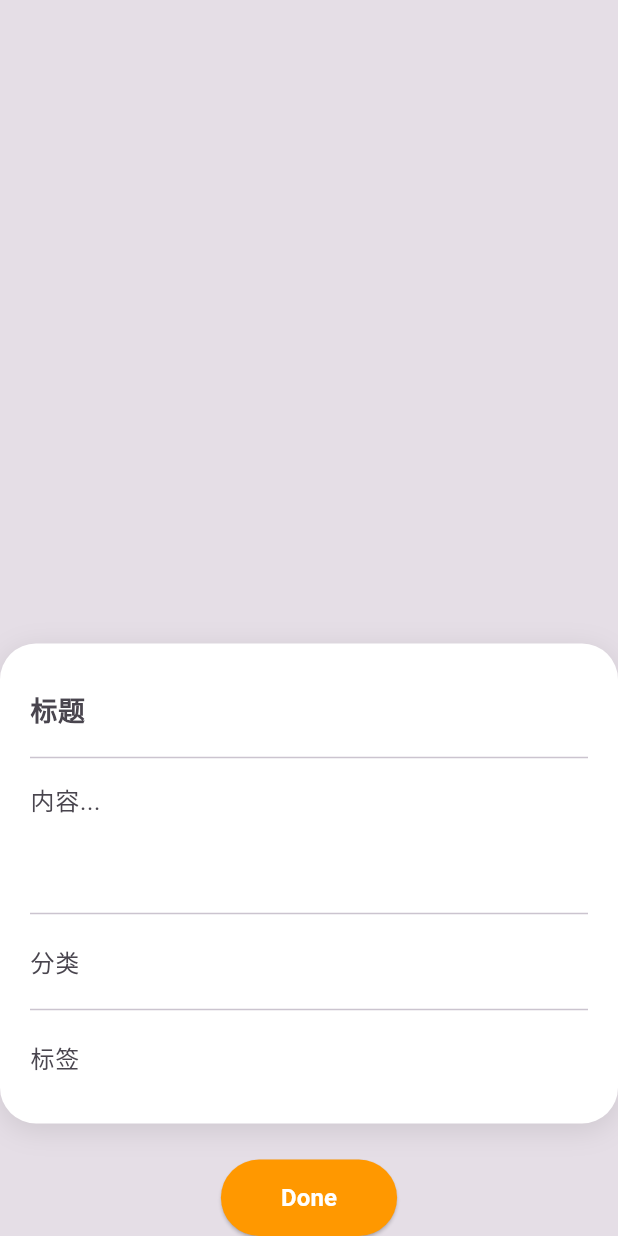
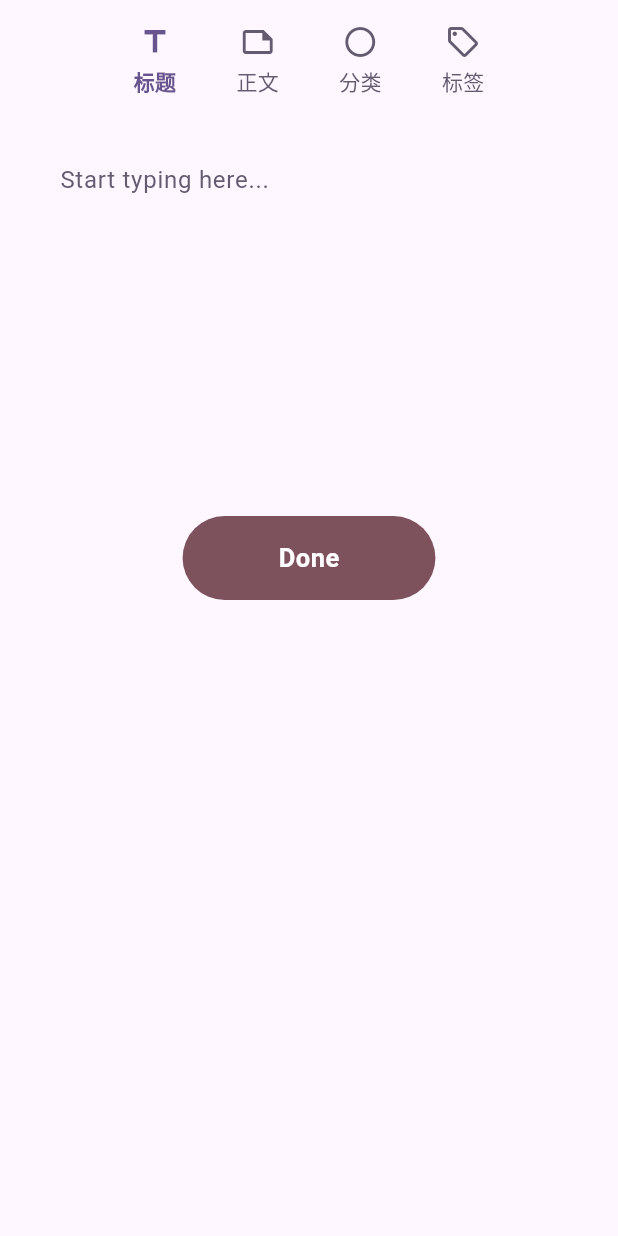
Before and after one commit to future-gole/notebook, a Flutter app: the EditNotePage widget shown alone on an empty page, opened directly with empty values, after a tap on "Done", on a phone screen of 412 x 824 dp. Run offline on Flutter 3.47's test engine with Material 3 defaults, Android fonts, the phone set to English and light mode, and no system bars; our stand-ins replace flutter_riverpod, flutter_svg, isar_community, logger; missing offline and left inert: any_link_preview; accounts and stored records are empty; generated files the repository leaves out were written again.

Commit message:
feat: 美化分享界面UI

```diff
--- a/lib/HomeScreen.dart
+++ b/lib/HomeScreen.dart
@@ -9,8 +9,6 @@ import 'package:notebook/providers/nav_providers.dart';
 import 'package:notebook/providers/note_providers.dart';
 import 'package:notebook/server/note_service.dart';
 import 'package:notebook/util/logger_service.dart';
-import 'package:share_handler/share_handler.dart';
-
 final String tag = "HomeScreen";
 class HomeScreen extends ConsumerWidget {
 
@@ -86,7 +84,10 @@ class HomeScreen extends ConsumerWidget {
                         return noteItem(note, noteService);
                   });
                 },
-                error: (error,stack) => Center(child: Text('加载笔记失败: $error')),
+                error: (error,stack) {
+                  log.e(tag, "stack: $error,stack:$stack");
+                  return Center(child: Text('加载笔记失败'));
+                },
                 loading: () => Center(child: CircularProgressIndicator()))
           ),
         ],
--- a/lib/page/edit_note_page.dart
+++ b/lib/page/edit_note_page.dart
@@ -1,17 +1,15 @@
 // 路径: lib/pages/edit_note_page.dart
-import 'dart:ui';
-
 import 'package:flutter/material.dart';
 import 'package:flutter_riverpod/flutter_riverpod.dart';
 import 'package:notebook/providers/note_providers.dart';
-import 'package:notebook/server/note_service.dart';
 
-import 'package:notebook/services/share_background_service.dart';
+// 标签页枚举
+enum EditTab { title, content, tags, spaces }
 
 class EditNotePage extends ConsumerStatefulWidget {
   final String initialTitle;
   final String initialContent;
-  final VoidCallback onDone; // 添加 onDone 回调
+  final VoidCallback onDone;
   final int id;
 
   const EditNotePage({
@@ -25,128 +23,274 @@ class EditNotePage extends ConsumerStatefulWidget {
   @override
   ConsumerState<EditNotePage> createState() => EditNotePageState();
 }
+
 class EditNotePageState extends ConsumerState<EditNotePage> {
-  late final TextEditingController _titleController;
   late final TextEditingController _contentController;
   late final TextEditingController _categoryController;
   late final TextEditingController _tagController;
+  late final TextEditingController _titleController;
+
+  EditTab _currentTab = EditTab.title;
 
   @override
   void initState() {
     super.initState();
     _titleController = TextEditingController(text: widget.initialTitle);
     _contentController = TextEditingController(text: widget.initialContent);
-    _categoryController = TextEditingController(text: "");
-    _tagController = TextEditingController(text: "");
+    _categoryController = TextEditingController();
+    _tagController = TextEditingController();
   }
 
   @override
   void dispose() {
-    _titleController.dispose();
     _contentController.dispose();
     _categoryController.dispose();
     _tagController.dispose();
+    _titleController.dispose();
     super.dispose();
   }
 
   void _onDone() async {
-    final newTitle = _titleController.text;
-    final newContent = _contentController.text;
-    final newCategory = _categoryController.text;
-    final newTag = _tagController.text;
-    final editId = widget.id;
-
     final noteService = ref.read(noteServiceProvider);
     await noteService.addOrUpdateNote(
-      id: editId,
-      title: newTitle,
-      content: newContent,
-      category: newCategory,
-      tag: newTag,
+      id: widget.id,
+      title: _titleController.text,
+      content: _contentController.text,
+      category: _categoryController.text,
+      tag: _tagController.text,
     );
 
-    //todo 发送至后端写在这里
+    // todo 发送至后端
 
-    // 2. 关闭整个 ShareHostActivity
     widget.onDone();
+  }
+
+  // 构建顶部导航栏
+  Widget _buildTopNavBar() {
+    final colorScheme = Theme.of(context).colorScheme;
+
+    return Padding(
+      padding: const EdgeInsets.symmetric(horizontal: 20, vertical: 16),
+      child: Row(
+        mainAxisAlignment: MainAxisAlignment.center,
+        children: [
+          _buildNavTab(
+            icon: Icons.title_outlined,
+            label: '标题',
+            tab: EditTab.title,
+            colorScheme: colorScheme,
+          ),
+          const SizedBox(width: 40),
+          _buildNavTab(
+            icon: Icons.note_outlined,
+            label: '正文',
+            tab: EditTab.content,
+            colorScheme: colorScheme,
+          ),
+          const SizedBox(width: 40),
+          _buildNavTab(
+            icon: Icons.circle_outlined,
+            label: '分类',
+            tab: EditTab.spaces,
+            colorScheme: colorScheme,
+          ),
+          const SizedBox(width: 40),
+          _buildNavTab(
+            icon: Icons.local_offer_outlined,
+            label: '标签',
+            tab: EditTab.tags,
+            colorScheme: colorScheme,
+          ),
+        ],
+      ),
+    );
+  }
+
+  // 构建单个导航标签
+  Widget _buildNavTab({
+    required IconData icon,
+    required String label,
+    required EditTab tab,
+    required ColorScheme colorScheme,
+  }) {
+    final isSelected = _currentTab == tab;
+    final color = isSelected ? colorScheme.primary : colorScheme.secondary;
+
+    return GestureDetector(
+      onTap: () => setState(() => _currentTab = tab),
+      child: Column(
+        mainAxisSize: MainAxisSize.min,
+        children: [
+          Icon(icon, color: color, size: 24),
+          const SizedBox(height: 4),
+          Text(
+            label,
+            style: TextStyle(
+              color: color,
+              fontSize: 14,
+              fontWeight: isSelected ? FontWeight.w600 : FontWeight.normal,
+            ),
+          ),
+        ],
+      ),
+    );
+  }
+
+  // 构建 Notes 页面内容
+  Widget _buildNotesContent(ColorScheme colorScheme) {
+    return Container(
+      margin: const EdgeInsets.symmetric(horizontal: 20),
+      padding: const EdgeInsets.all(20),
+      decoration: BoxDecoration(
+        color: colorScheme.surface,
+        borderRadius: BorderRadius.circular(16),
+      ),
+      child: TextField(
+        controller: _currentTab == EditTab.content
+            ? _contentController
+            : _titleController,
+        decoration: InputDecoration(
+          hintText: "Start typing here...",
+          hintStyle: TextStyle(color: colorScheme.secondary, fontSize: 16),
+          border: InputBorder.none,
+          isDense: true,
+          contentPadding: EdgeInsets.zero,
+        ),
+        style: TextStyle(
+          fontSize: 16,
+          color: colorScheme.onSurface,
+          height: 1.5,
+        ),
+        maxLines: null,
+        minLines: 8,
+      ),
+    );
+  }
+
+  // 构建 Tags 页面内容
+  Widget _buildTagsContent(ColorScheme colorScheme) {
+    return Container(
+      margin: const EdgeInsets.symmetric(horizontal: 20),
+      padding: const EdgeInsets.all(20),
+      decoration: BoxDecoration(
+        color: colorScheme.surface,
+        borderRadius: BorderRadius.circular(16),
+      ),
+      child: Column(
+        mainAxisSize: MainAxisSize.min,
+        crossAxisAlignment: CrossAxisAlignment.start,
+        children: [
+          TextField(
+            controller: _tagController,
+            decoration: InputDecoration(
+              hintText: "标签",
+              hintStyle: TextStyle(color: colorScheme.secondary, fontSize: 16),
+              border: InputBorder.none,
+              isDense: true,
+              contentPadding: EdgeInsets.zero,
+            ),
+            style: TextStyle(fontSize: 16, color: colorScheme.onSurface),
+          ),
+          const SizedBox(height: 24),
+          Text(
+            "RECENT TAGS",
+            style: TextStyle(
+              color: colorScheme.secondary.withValues(alpha: 0.6),
+              fontSize: 12,
+              fontWeight: FontWeight.w500,
+              letterSpacing: 0.5,
+            ),
+          ),
+          const SizedBox(height: 12),
+          // todo 这里添加标签列表
+        ],
+      ),
+    );
+  }
+
+  // 构建 Spaces 页面内容
+  Widget _buildSpacesContent(ColorScheme colorScheme) {
+    return Container(
+      margin: const EdgeInsets.symmetric(horizontal: 20),
+      padding: const EdgeInsets.all(20),
+      decoration: BoxDecoration(
+        color: colorScheme.surface,
+        borderRadius: BorderRadius.circular(16),
+      ),
+      child: TextField(
+        controller: _categoryController,
+        decoration: InputDecoration(
+          hintText: "分类",
+          hintStyle: TextStyle(color: colorScheme.secondary, fontSize: 16),
+          border: InputBorder.none,
+          isDense: true,
+          contentPadding: EdgeInsets.zero,
+        ),
+        style: TextStyle(fontSize: 16, color: colorScheme.onSurface),
+      ),
+    );
   }
 
   @override
   Widget build(BuildContext context) {
-    return Material(
-      type: MaterialType.transparency,
-      child: BackdropFilter(
-          filter: ImageFilter.blur(sigmaX: 10, sigmaY: 10),
-          child: Container(
-            color: Colors.black.withValues(alpha: 0.1),
-            child:Center(
-          child: Column(
-            mainAxisAlignment: MainAxisAlignment.end,
-            children: [
-              // 这是编辑卡片
-              Container(
-                padding: const EdgeInsets.all(20),
-                decoration: BoxDecoration(
-                  color: Colors.white,
-                  borderRadius: BorderRadius.circular(24),
-                  boxShadow: [
-                    BoxShadow(
-                      color: Colors.black.withOpacity(0.1),
-                      blurRadius: 16,
-                      offset: Offset(0, 4),
-                    )
-                  ],
+    final bottomInset = MediaQuery.of(context).viewInsets.bottom;
+    final colorScheme = Theme.of(context).colorScheme;
+
+    return Padding(
+      padding: EdgeInsets.only(bottom: bottomInset),
+      child: SingleChildScrollView(
+        child: Column(
+          mainAxisAlignment: MainAxisAlignment.end,
+          mainAxisSize: MainAxisSize.min,
+          children: [
+            // 顶部导航栏
+            _buildTopNavBar(),
+
+            const SizedBox(height: 8),
+
+            // 当前标签页内容
+            AnimatedSwitcher(
+              duration: const Duration(milliseconds: 300),
+              child: Container(
+                key: ValueKey(_currentTab),
+                child:
+                    _currentTab == EditTab.content || _currentTab == EditTab.title
+                    ? _buildNotesContent(colorScheme)
+                    : _currentTab == EditTab.tags
+                    ? _buildTagsContent(colorScheme)
+                    : _buildSpacesContent(colorScheme),
+              ),
+            ),
+
+            const SizedBox(height: 24),
+
+            // "Done" 药丸按钮 - 使用主题颜色
+            ElevatedButton(
+              onPressed: _onDone,
+              style: ElevatedButton.styleFrom(
+                backgroundColor: colorScheme.tertiary,
+                foregroundColor: colorScheme.onTertiary,
+                padding: const EdgeInsets.symmetric(
+                  horizontal: 64,
+                  vertical: 16,
                 ),
-                child: Column(
-                  mainAxisSize: MainAxisSize.min,
-                  children: [
-                    TextField(
-                      controller: _titleController,
-                      decoration: InputDecoration(hintText: "标题", border: InputBorder.none),
-                      style: TextStyle(fontSize: 18, fontWeight: FontWeight.bold),
-                    ),
-                    Divider(),
-                    TextField(
-                      controller: _contentController,
-                      decoration: InputDecoration(hintText: "内容...", border: InputBorder.none),
-                      minLines: 3,
-                      maxLines: 6,
-                    ),
-                    Divider(),
-                    TextField(
-                      controller: _categoryController,
-                      decoration: InputDecoration(hintText: "分类", border: InputBorder.none),
-                      style: TextStyle(fontSize: 16),
-                    ),
-                    Divider(),
-                    TextField(
-                      controller: _tagController,
-                      decoration: InputDecoration(hintText: "标签", border: InputBorder.none),
-                      style: TextStyle(fontSize: 16),
-                    ),
-                  ],
+                shape: const StadiumBorder(),
+                elevation: 0,
+              ),
+              child: const Text(
+                "Done",
+                style: TextStyle(
+                  fontWeight: FontWeight.w600,
+                  fontSize: 17,
+                  letterSpacing: 0.3,
                 ),
               ),
+            ),
 
-              SizedBox(height: 24), // 卡片和按钮的间距
-
-              // 这是 "Done" 按钮
-              ElevatedButton(
-                onPressed: _onDone,
-                style: ElevatedButton.styleFrom(
-                  backgroundColor: Colors.orange, // 匹配 mymind 截图
-                  foregroundColor: Colors.white,
-                  padding: EdgeInsets.symmetric(horizontal: 40, vertical: 14),
-                  shape: RoundedRectangleBorder(
-                    borderRadius: BorderRadius.circular(26),
-                  ),
-                ),
-                child: Text("Done", style: TextStyle(fontWeight: FontWeight.bold, fontSize: 16)),
-              ),
-            ],
-          ),
+            SizedBox(height: bottomInset > 0 ? 16 : 40),
+          ],
         ),
       ),
-    ));
+    );
   }
 }
--- a/lib/server/note_service.dart
+++ b/lib/server/note_service.dart
@@ -27,6 +27,7 @@ class NoteService {
       ..time = DateTime.now()
       ..tag;
     if(id != null && id != -1){
+      log.d(NoteServiceTag, "id:${id},进行更新操作");
       newNote.id  = id;
     }
     try {
--- /dev/null
+++ b/lib/util/theme_data.dart
@@ -0,0 +1,47 @@
+// 主题定义 - "亮色模式" (赤陶与暖沙)
+import 'package:flutter/material.dart';
+
+final ThemeData calmBeigeTheme = ThemeData(
+  useMaterial3: true,
+  brightness: Brightness.light,
+  colorScheme: const ColorScheme(
+    brightness: Brightness.light,
+    primary: Color(0xFF423B38), // 主文本色 - 深暖棕褐色
+    onPrimary: Color(0xFFFFFFFF),
+    secondary: Color(0xFF9B9691), // 副文本色 - 温暖褐灰色
+    onSecondary: Color(0xFFFFFFFF),
+    surface: Color(0xFFFAF9F7), // 卡片背景
+    onSurface: Color(0xFF423B38),
+    error: Color(0xFFBA1A1A),
+    onError: Color(0xFFFFFFFF),
+    // 自定义颜色
+    tertiary: Color(0xFF3A3A3A), // Done按钮背景 - 深木炭色
+    onTertiary: Color(0xFFFFFFFF), // Done按钮文本
+    surfaceContainerHighest: Color(0xFFE58F6F), // 点睛色 - 赤陶色
+    outline: Color(0xCCFAF9F7), // 画布遮罩 - 80%透明米白
+  ),
+  fontFamily: 'SF Pro',
+);
+
+// 主题定义 - "暗色模式" (静谧之夜与橄榄金)
+final ThemeData quietNightTheme = ThemeData(
+  useMaterial3: true,
+  brightness: Brightness.dark,
+  colorScheme: const ColorScheme(
+    brightness: Brightness.dark,
+    primary: Color(0xFFEAE5E0), // 主文本色 - 柔和米白色
+    onPrimary: Color(0xFF2B2A28),
+    secondary: Color(0xFFA5A19C), // 副文本色 - 哑光浅暖灰
+    onSecondary: Color(0xFF2B2A28),
+    surface: Color(0xFF3A3734), // 卡片背景 - 稍亮于画布
+    onSurface: Color(0xFFEAE5E0),
+    error: Color(0xFFFFB4AB),
+    onError: Color(0xFF690005),
+    // 自定义颜色
+    tertiary: Color(0xFFEAE5E0), // Done按钮背景 - 使用主文本色
+    onTertiary: Color(0xFF2B2A28), // Done按钮文本 - 使用画布色
+    surfaceContainerHighest: Color(0xFFB9A389), // 点睛色 - 橄榄金
+    outline: Color(0xCC2B2A28), // 画布遮罩 - 80%透明深暖灰
+  ),
+  fontFamily: 'SF Pro',
+);
```
Also changed, not shown: lib/main_share.dart (+119 -58 lines), lib/page/share_success_page.dart (+80 -53 lines).
